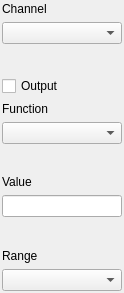
First picture: the form in modules/dcsource/core/dcsourceform.ui, repository northriv/KAME, before the edit.
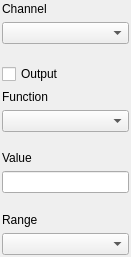
Second picture: the form after the edit.

Patch:
```diff
--- a/modules/dcsource/core/dcsourceform.ui
+++ b/modules/dcsource/core/dcsourceform.ui
@@ -6,22 +6,14 @@
    <rect>
     <x>0</x>
     <y>0</y>
-    <width>124</width>
-    <height>293</height>
+    <width>131</width>
+    <height>257</height>
    </rect>
   </property>
   <property name="windowTitle">
    <string>DC Source Settings</string>
   </property>
   <widget class="QWidget" name="widget">
-   <property name="geometry">
-    <rect>
-     <x>0</x>
-     <y>0</y>
-     <width>124</width>
-     <height>293</height>
-    </rect>
-   </property>
    <layout class="QGridLayout">
     <property name="margin">
      <number>2</number>
```
Left out of the diff: 2 changed lines with no effect on the pictures.
